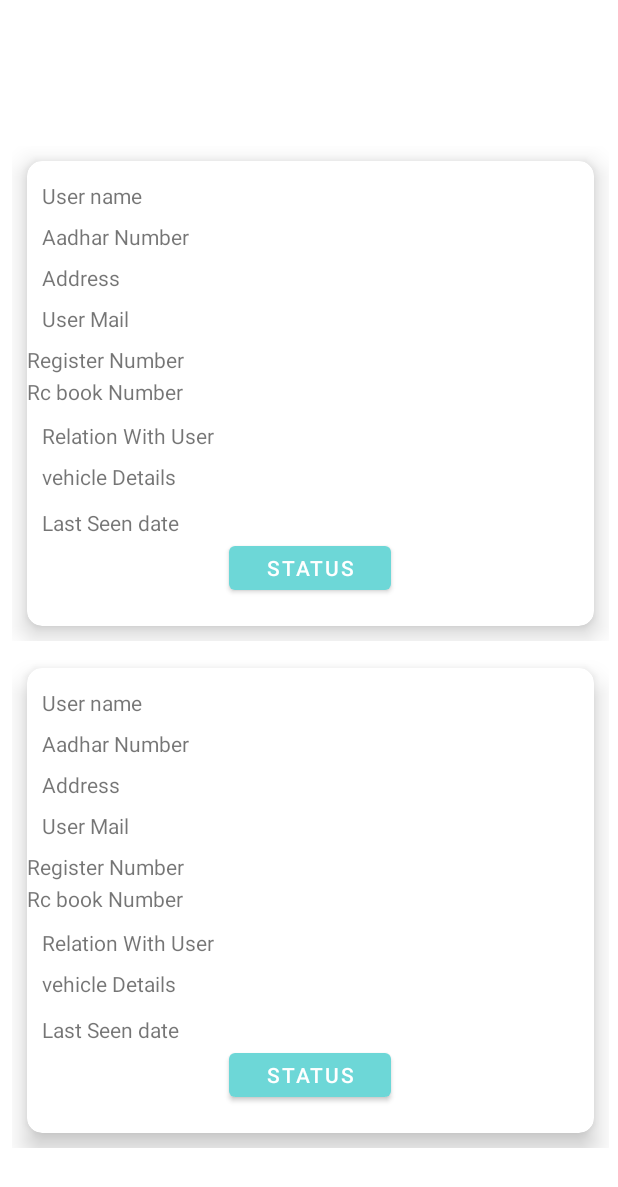
After one commit to viren06/E-FIR, an Android app: the layout activity_show_vehicle_complaint.xml on its own in the app's theme, with its tools: preview values and no code run, on a phone screen of 412 x 824 dp. The commit adds this screen. Shown: the top 1187 px of the screen. Run offline under Robolectric (Android 15) with nearby library versions, the phone set to English and light mode, and no system bars; Roboto replaces fonts that are not available here.

Commit message:
show complaint of missing vehicle and phone is done in admin dashboard .

```diff
--- /dev/null
+++ b/app/src/main/res/layout/activity_show_vehicle_complaint.xml
@@ -0,0 +1,21 @@
+<?xml version="1.0" encoding="utf-8"?>
+<androidx.constraintlayout.widget.ConstraintLayout xmlns:android="http://schemas.android.com/apk/res/android"
+    xmlns:app="http://schemas.android.com/apk/res-auto"
+    xmlns:tools="http://schemas.android.com/tools"
+    android:layout_width="match_parent"
+    android:layout_height="match_parent"
+    tools:context=".show_vehicle_complaint">
+
+    <androidx.recyclerview.widget.RecyclerView
+        android:id="@+id/rv_show_vehicle"
+        android:layout_width="410dp"
+        android:layout_height="683dp"
+        android:layout_marginStart="1dp"
+        android:layout_marginTop="47dp"
+        android:layout_marginBottom="1dp"
+        app:layout_constraintBottom_toBottomOf="parent"
+        app:layout_constraintEnd_toEndOf="parent"
+        app:layout_constraintStart_toStartOf="parent"
+        app:layout_constraintTop_toTopOf="parent"
+        tools:listitem="@layout/missing_vehicle_show"/>
+</androidx.constraintlayout.widget.ConstraintLayout>
--- /dev/null
+++ b/app/src/main/res/layout/missing_vehicle_show.xml
@@ -0,0 +1,147 @@
+<?xml version="1.0" encoding="utf-8"?>
+<LinearLayout xmlns:android="http://schemas.android.com/apk/res/android"
+    xmlns:tools="http://schemas.android.com/tools"
+    android:layout_width="match_parent"
+    android:layout_height="wrap_content"
+    xmlns:app="http://schemas.android.com/apk/res-auto"
+    android:orientation="vertical"
+    android:layout_marginTop="4dp"
+    android:layout_marginBottom="4dp"
+    android:layout_marginLeft="6dp"
+    android:layout_marginRight="6dp">
+
+    <androidx.cardview.widget.CardView
+        android:id="@+id/cardanim"
+        android:layout_width="match_parent"
+        android:layout_height="310dp"
+        android:layout_margin="10dp"
+        android:layout_weight="1"
+        android:background="#fece2f"
+
+        app:cardCornerRadius="10dp"
+        app:cardElevation="10dp">
+
+
+        <LinearLayout
+            android:layout_width="match_parent"
+            android:layout_height="292dp"
+            android:orientation="horizontal"
+            android:weightSum="4"
+            >
+
+
+            <androidx.constraintlayout.widget.ConstraintLayout
+                android:layout_width="match_parent"
+                android:layout_height="match_parent"
+                app:layout_constraintBottom_toTopOf="@+id/txt_rcnumber"
+                app:layout_constraintTop_toTopOf="@+id/txt_rcnumber">
+
+
+                <TextView
+                    android:id="@+id/txt_name"
+                    android:layout_width="wrap_content"
+                    android:layout_height="wrap_content"
+                    android:layout_marginStart="10dp"
+                    android:layout_marginTop="13dp"
+                    android:text="User name"
+                    app:layout_constraintStart_toStartOf="parent"
+                    app:layout_constraintTop_toTopOf="parent" />
+
+                <TextView
+                    android:id="@+id/txt_aadharnumber"
+                    android:layout_width="wrap_content"
+                    android:layout_height="wrap_content"
+                    android:layout_marginStart="10dp"
+                    android:layout_marginTop="8dp"
+                    android:text="Aadhar Number"
+                    app:layout_constraintStart_toStartOf="parent"
+                    app:layout_constraintTop_toBottomOf="@+id/txt_name" />
+
+                <TextView
+                    android:id="@+id/txt_address"
+                    android:layout_width="wrap_content"
+                    android:layout_height="wrap_content"
+                    android:layout_marginStart="10dp"
+                    android:layout_marginTop="8dp"
+                    android:text="Address"
+                    app:layout_constraintStart_toStartOf="parent"
+                    app:layout_constraintTop_toBottomOf="@+id/txt_aadharnumber" />
+
+                <TextView
+                    android:id="@+id/txt_email"
+                    android:layout_width="wrap_content"
+                    android:layout_height="wrap_content"
+                    android:layout_marginStart="10dp"
+                    android:layout_marginTop="8dp"
+                    android:text="User Mail"
+                    app:layout_constraintStart_toStartOf="parent"
+                    app:layout_constraintTop_toBottomOf="@+id/txt_address" />
+
+                <TextView
+                    android:id="@+id/txt_registration_number"
+                    android:layout_width="wrap_content"
+                    android:layout_height="wrap_content"
+                    android:layout_marginTop="8dp"
+                    android:layout_marginEnd="273dp"
+                    android:text="Register Number"
+                    app:layout_constraintEnd_toEndOf="parent"
+                    app:layout_constraintStart_toStartOf="parent"
+                    app:layout_constraintTop_toBottomOf="@+id/txt_email" />
+
+                <TextView
+                    android:id="@+id/txt_rcnumber"
+                    android:layout_width="wrap_content"
+                    android:layout_height="wrap_content"
+                    android:layout_marginTop="2dp"
+                    android:text="Rc book Number"
+                    app:layout_constraintStart_toStartOf="@+id/txt_registration_number"
+                    app:layout_constraintTop_toBottomOf="@+id/txt_registration_number" />
+
+                <TextView
+                    android:id="@+id/txt_relation"
+                    android:layout_width="wrap_content"
+                    android:layout_height="wrap_content"
+                    android:layout_marginStart="10dp"
+                    android:layout_marginTop="10dp"
+                    android:text="Relation With User"
+                    app:layout_constraintStart_toStartOf="parent"
+                    app:layout_constraintTop_toBottomOf="@+id/txt_rcnumber" />
+
+                <TextView
+                    android:id="@+id/vehicle_type_model"
+                    android:layout_width="wrap_content"
+                    android:layout_height="wrap_content"
+                    android:layout_marginStart="10dp"
+                    android:layout_marginTop="8dp"
+                    android:text="vehicle Details"
+                    app:layout_constraintStart_toStartOf="parent"
+                    app:layout_constraintTop_toBottomOf="@+id/txt_relation" />
+
+                <TextView
+                    android:id="@+id/txt_lastdate"
+                    android:layout_width="wrap_content"
+                    android:layout_height="wrap_content"
+                    android:layout_marginStart="10dp"
+                    android:layout_marginTop="11dp"
+                    android:layout_marginEnd="33dp"
+                    android:text="Last Seen date"
+                    app:layout_constraintEnd_toStartOf="@+id/btn_status"
+                    app:layout_constraintStart_toStartOf="parent"
+                    app:layout_constraintTop_toBottomOf="@+id/vehicle_type_model" />
+
+                <Button
+                    android:id="@+id/btn_status"
+                    android:layout_width="0dp"
+                    android:layout_height="0dp"
+                    android:layout_marginEnd="135dp"
+                    android:text="Status"
+                    app:layout_constraintBottom_toBottomOf="parent"
+                    app:layout_constraintEnd_toEndOf="parent"
+                    app:layout_constraintStart_toEndOf="@+id/txt_lastdate"
+                    app:layout_constraintTop_toBottomOf="@+id/txt_lastdate"
+                    tools:ignore="TouchTargetSizeCheck" />
+
+            </androidx.constraintlayout.widget.ConstraintLayout>
+        </LinearLayout>
+    </androidx.cardview.widget.CardView>
+</LinearLayout>
```
Also changed, not shown: app/src/main/AndroidManifest.xml (+7 -0 lines), app/src/main/java/com/example/e_fir/Admin_Dashboard.kt (+56 -0 lines), app/src/main/java/com/example/e_fir/phonecomplaintAdapter.kt (added, +75 -0 lines), app/src/main/java/com/example/e_fir/show_vehicle_complaint.kt (added, +61 -0 lines), app/src/main/java/com/example/e_fir/showphonecomplaintModel.kt (added, +9 -0 lines), app/src/main/java/com/example/e_fir/showvehiclecomplaintModel.kt (added, +9 -0 lines), app/src/main/java/com/example/e_fir/vehiclecomplaintAdapter.kt (added, +75 -0 lines), app/src/main/res/layout/activity_admin_dashboard.xml (+28 -4 lines), app/src/main/res/layout/missingcomplaint_show.xml (added, +146 -0 lines).
